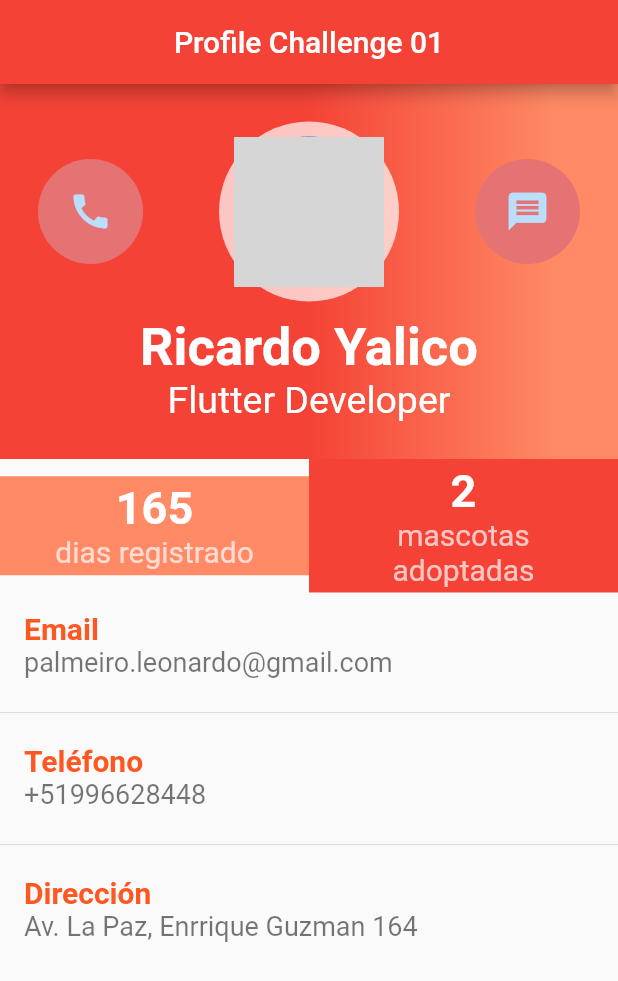
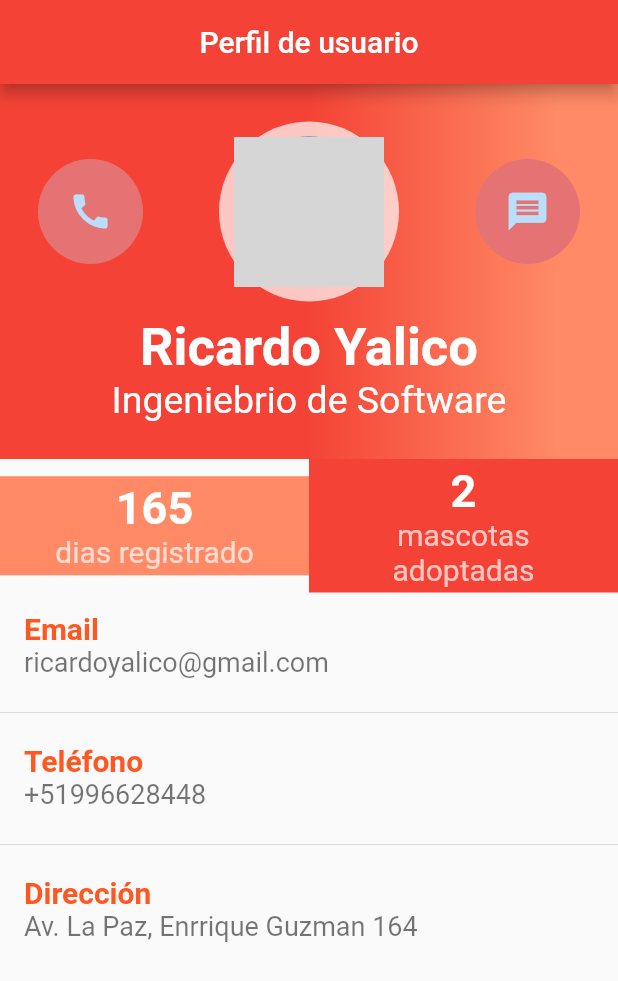
Before and after one commit to App-Moviles-2022/AppFront, a Flutter app: the screen it shows after launch, after a tap on "Perfil de Usuario", on a phone screen of 412 x 824 dp. Shown: the top 981 px of the screen. Run offline on Flutter 3.47's test engine with Material 2 defaults, Android fonts, the light colour scheme and no system bars; missing offline and left inert: dart:html; network calls fail; grey boxes are pictures that could not be loaded.

Commit message:
Editar textos en perfil de usuario

```diff
--- a/lib/modulos/gestion-usuario/perfil-usuario.dart
+++ b/lib/modulos/gestion-usuario/perfil-usuario.dart
@@ -6,12 +6,12 @@ class PerfilUsuario extends StatelessWidget {
   @override
   Widget build(BuildContext context) {
     return MaterialApp(
-      title: 'Profile Challenge 01',
+      title: 'Perfil de Usuario',
       home: Scaffold(
         appBar: AppBar(
           backgroundColor: Colors.red,
           title: Center(
-            child: const Text('Profile Challenge 01'),
+            child: const Text('Perfil de usuario'),
           ),
         ),
         body: ListView(
@@ -72,7 +72,7 @@ class PerfilUsuario extends StatelessWidget {
                     ),
                   ),
                   Text(
-                    'Flutter Developer',
+                    'Ingeniebrio de Software',
                     style: TextStyle(
                       color: Colors.white,
                       fontSize: 25,
@@ -148,7 +148,7 @@ class PerfilUsuario extends StatelessWidget {
                       ),
                     ),
                     subtitle: Text(
-                      'palmeiro.leonardo@gmail.com',
+                      'ricardoyalico@gmail.com',
                       style: TextStyle(
                         fontSize: 18,
                       ),
```
